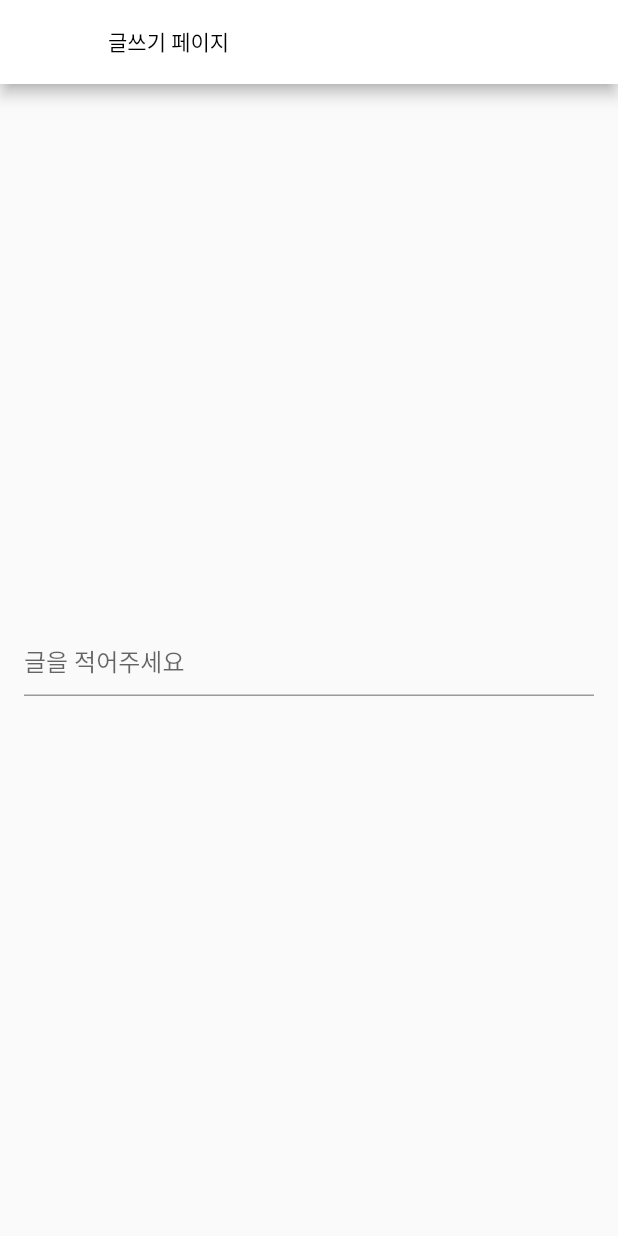
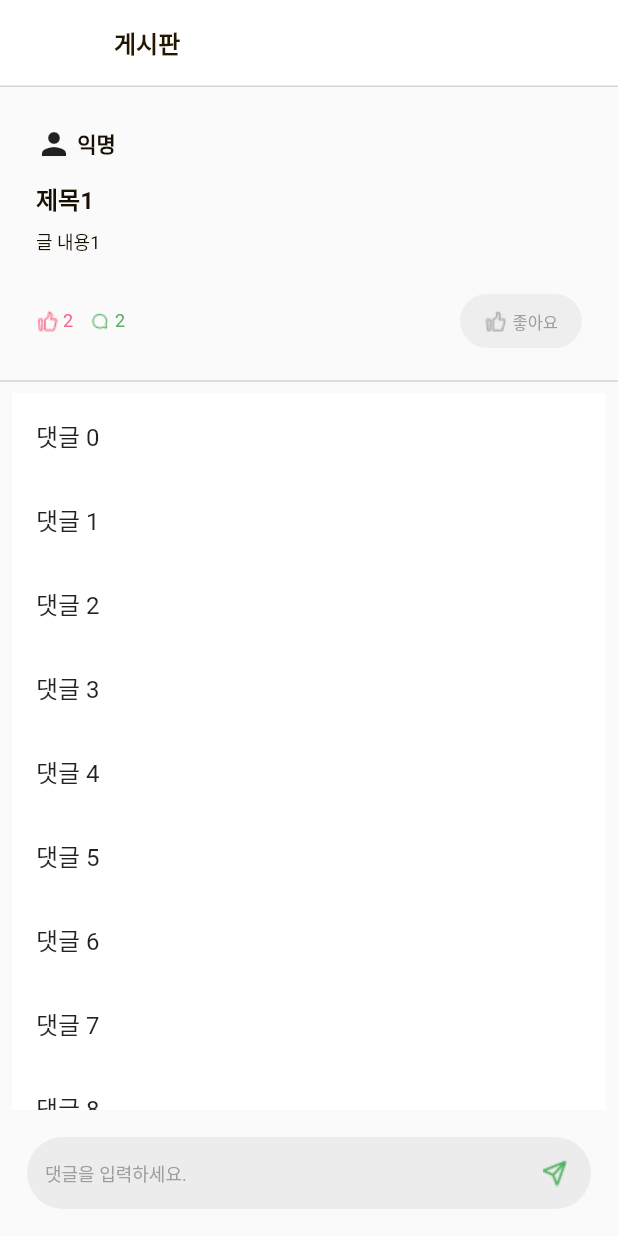
Before and after one commit to dlaywls/kideukkideuk_project, a Flutter app: the SecondPage screen opened directly with empty values, after a tap on "제목1", on a phone screen of 412 x 824 dp. Run offline on Flutter 3.47's test engine with Material 2 defaults, Android fonts, the phone set to English and light mode, and no system bars; our stand-ins replace cached_network_image, get; network calls fail.

Commit message:
feat: 댓글 페이지 추가

```diff
--- a/lib/src/app.dart
+++ b/lib/src/app.dart
@@ -53,7 +53,7 @@ class App extends GetView<BottomNavController> {
             // 기본 활성화 창 설정 (0 = 홈)
             currentIndex: controller.pageIndex.value,
             // 하단 바 띄워진 느낌 없애기 (선 없애기)
-            elevation: 0,
+            elevation: 0.8,
 
             onTap: controller.changeBottomNav,
 
--- a/lib/src/components/image_data.dart
+++ b/lib/src/components/image_data.dart
@@ -34,7 +34,10 @@ class IconsPath {
   static String get numberOfComments =>
       'assets/images/icon_number_of_comments.png';
   static String get commentNotification =>
-      'assets/images/icon_commnet_notification.png'; //여기까지 키득키득 이미지 파일
+      'assets/images/icon_commnet_notification.png';
+  static String get likeButton => 'assets/images/icon_like_button.png';
+  static String get commentSendButton =>
+      'assets/images/button_send_comment.png'; //여기까지 키득키득 이미지 파일
 
   static String get directMessage => 'assets/images/direct_msg_icon.jpg';
   static String get plusIcon => 'assets/images/plus_icon.png';
--- a/lib/src/pages/alarm.dart
+++ b/lib/src/pages/alarm.dart
@@ -24,7 +24,7 @@ class Alarm extends StatelessWidget {
           const Text(
             '알림',
             style: TextStyle(
-              fontSize: 18,
+              fontSize: 20,
               fontWeight: FontWeight.bold,
               color: Color(0xFF241701),
             ),
@@ -33,9 +33,12 @@ class Alarm extends StatelessWidget {
             child: Container(
               decoration: BoxDecoration(
                 border: Border.all(color: Color(0xFFD2D2D2)), // 테두리 속성
-                borderRadius: BorderRadius.circular(17), // 테두리의 모서리를 둥글게
+                borderRadius: BorderRadius.only(
+                    topLeft: Radius.circular(17),
+                    topRight: Radius.circular(17)), // 테두리의 모서리를 둥글게
               ),
-              margin: const EdgeInsets.all(20), // 테두리 주변의 간격
+              margin: const EdgeInsets.only(
+                  top: 20, right: 20, left: 20), // 테두리 주변의 간격
               child: ListView.builder(
                 itemCount: dataList.length,
                 itemBuilder: (context, index) {
@@ -43,7 +46,7 @@ class Alarm extends StatelessWidget {
                     children: [
                       ListTile(
                         leading: CircleAvatar(
-                          radius: 16,
+                          radius: 18,
                           backgroundImage: AssetImage(
                               'assets/images/icon_commnet_notification.png'),
                           backgroundColor: Colors.white,
@@ -61,16 +64,16 @@ class Alarm extends StatelessWidget {
                         title: Text(
                           dataList[index]['title'] ?? '',
                           style: TextStyle(
-                            fontSize: 12.0,
-                            fontWeight: FontWeight.bold,
-                            color: Color(0xFFbac170F01),
+                            fontSize: 14.0,
+                            fontWeight: FontWeight.w900,
+                            color: Color(0xFF170F01),
                           ),
                         ),
                         subtitle: Text(
                           dataList[index]['content'] ?? '',
                           style: TextStyle(
-                            fontSize: 10.0,
-                            color: Colors.black,
+                            fontSize: 12.0,
+                            color: Color(0xFF170F01),
                           ),
                         ),
 
--- a/lib/src/pages/board/board.dart
+++ b/lib/src/pages/board/board.dart
@@ -15,7 +15,7 @@ class Board extends StatelessWidget {
           const Text(
             '게시판',
             style: TextStyle(
-              fontSize: 18,
+              fontSize: 20,
               fontWeight: FontWeight.bold,
               color: Color(0xFF241701),
             ),
@@ -23,7 +23,7 @@ class Board extends StatelessWidget {
           const Text(
             '각 나라의 언어별로 나누어져 있습니다.',
             style: TextStyle(
-              fontSize: 12,
+              fontSize: 14,
               color: Color(0xFF505050),
             ),
           ).paddingOnly(top: 8, left: 30),
@@ -31,9 +31,12 @@ class Board extends StatelessWidget {
             child: Container(
               decoration: BoxDecoration(
                 border: Border.all(color: Color(0xFFD2D2D2)), // 테두리 속성
-                borderRadius: BorderRadius.circular(17), // 테두리의 모서리를 둥글게
+                borderRadius: BorderRadius.only(
+                    topLeft: Radius.circular(17),
+                    topRight: Radius.circular(17)), // 테두리의 모서리를 둥글게
               ),
-              margin: const EdgeInsets.all(20), // 테두리 주변의 간격
+              margin: const EdgeInsets.only(
+                  top: 20, right: 20, left: 20), // 테두리 주변의 간격
               child: ListView.builder(
                 itemCount: 10,
                 itemBuilder: (context, index) {
@@ -99,7 +102,7 @@ class Board extends StatelessWidget {
                         Text(
                           language,
                           style: TextStyle(
-                            fontSize: 12,
+                            fontSize: 14,
                             color: Color(0xFF505050),
                             fontWeight: FontWeight.bold,
                           ),
@@ -108,7 +111,7 @@ class Board extends StatelessWidget {
                         Text(
                           hello,
                           style: TextStyle(
-                            fontSize: 10,
+                            fontSize: 12,
                             color: Color(0xFFF2A931),
                             fontWeight: FontWeight.bold,
                           ),
--- a/lib/src/pages/board/boardSecondPage.dart
+++ b/lib/src/pages/board/boardSecondPage.dart
@@ -1,5 +1,6 @@
 import 'package:flutter/material.dart';
 import 'package:get/get.dart';
+import 'package:kideukkideuk_project/src/pages/board/commentPage.dart';
 import 'package:kideukkideuk_project/src/pages/board/writePage.dart';
 
 class SecondPage extends StatelessWidget {
@@ -22,7 +23,7 @@ class SecondPage extends StatelessWidget {
         title: Text(
           "$language 게시판",
           style: TextStyle(
-            fontSize: 14.0,
+            fontSize: 16.0,
             fontWeight: FontWeight.bold,
             color: Color(0xFF241701),
           ),
@@ -48,7 +49,7 @@ class SecondPage extends StatelessWidget {
                       title: Text(
                         dataList[index]['title'] ?? '',
                         style: TextStyle(
-                          fontSize: 12.0,
+                          fontSize: 14.0,
                           fontWeight: FontWeight.bold,
                           color: Color(0xFFbac170F01),
                         ),
@@ -59,7 +60,7 @@ class SecondPage extends StatelessWidget {
                           Text(
                             dataList[index]['content'] ?? '',
                             style: TextStyle(
-                              fontSize: 12.0,
+                              fontSize: 14.0,
                               color: Color(0xFFbac170F01),
                             ),
                           ),
@@ -77,7 +78,7 @@ class SecondPage extends StatelessWidget {
                                   Text(
                                     '2',
                                     style: TextStyle(
-                                      fontSize: 10.0,
+                                      fontSize: 12.0,
                                       color: Color(0xFFF56587),
                                     ),
                                   ),
@@ -95,7 +96,7 @@ class SecondPage extends StatelessWidget {
                                   Text(
                                     '2',
                                     style: TextStyle(
-                                      fontSize: 10.0,
+                                      fontSize: 12.0,
                                       color: Color(0xFF52B160),
                                     ),
                                   ),
@@ -110,7 +111,11 @@ class SecondPage extends StatelessWidget {
                         Navigator.push(
                           context,
                           MaterialPageRoute(
-                            builder: (context) => WritePage(dataList[index]),
+                            builder: (context) => CommentPage(
+                              title: dataList[index]['title'] ?? '',
+                              content: dataList[index]['content'] ?? '',
+                              language: language,
+                            ),
                           ),
                         );
                       },
@@ -154,7 +159,7 @@ class SecondPage extends StatelessWidget {
                   const Text(
                     '글쓰기',
                     style: TextStyle(
-                      fontSize: 12.0,
+                      fontSize: 14.0,
                     ),
                   ),
                 ],
--- /dev/null
+++ b/lib/src/pages/board/commentPage.dart
@@ -0,0 +1,228 @@
+import 'package:flutter/material.dart';
+import 'package:get/get.dart';
+
+class CommentPage extends StatefulWidget {
+  final String title;
+  final String content;
+  final String language;
+
+  const CommentPage(
+      {required this.title, required this.content, required this.language});
+
+  @override
+  // ignore: library_private_types_in_public_api
+  _CommentPageState createState() => _CommentPageState();
+}
+
+class _CommentPageState extends State<CommentPage> {
+  @override
+  bool isLiked = false;
+  Widget build(BuildContext context) {
+    return Scaffold(
+      appBar: AppBar(
+        title: Text(
+          "${widget.language} 게시판",
+          style: const TextStyle(
+            fontSize: 16.0,
+            fontWeight: FontWeight.bold,
+            color: Color(0xFF241701),
+          ),
+        ),
+        elevation: 0, // 그림자 제거
+        bottom: PreferredSize(
+          preferredSize: const Size.fromHeight(2.0), // 선의 높이
+          child: Container(
+            height: 1.0,
+            color: const Color(0xFFD4D4D4), // 선의 색상
+          ),
+        ),
+      ),
+      body: Container(
+        width: double.infinity,
+        height: double.infinity,
+        child: Column(
+          children: [
+            // 클릭한 글
+            Container(
+              margin: const EdgeInsets.all(8),
+              padding: const EdgeInsets.only(right: 8, left: 8, top: 8),
+              child: Column(
+                crossAxisAlignment: CrossAxisAlignment.start,
+                children: [
+                  const Row(
+                    children: [
+                      //프로필 정보
+                      Icon(Icons.person, size: 24),
+                      Text(" 익명 ",
+                          style: TextStyle(
+                              fontSize: 14,
+                              fontWeight: FontWeight.bold,
+                              color: Color(0xFFF170F01))),
+                    ],
+                  ).marginOnly(left: 8, top: 10),
+                  //제목
+                  Text(widget.title,
+                          style: const TextStyle(
+                              fontSize: 16,
+                              fontWeight: FontWeight.bold,
+                              color: Color(0xFFF170F01)))
+                      .marginOnly(left: 8, top: 12, bottom: 8),
+                  //글 내용
+                  Text(widget.content,
+                          style: const TextStyle(
+                              fontSize: 12, color: Color(0xFFF170F01)))
+                      .marginOnly(left: 8, bottom: 20),
+                  Row(
+                    mainAxisAlignment: MainAxisAlignment.start,
+                    children: [
+                      //좋아요 수
+                      Row(
+                        children: [
+                          Image.asset(
+                            'assets/images/icon_number_of_like.png', // 좋아요 이미지 경로 설정
+                            width: 16,
+                            height: 16,
+                          ),
+                          SizedBox(width: 2),
+                          const Text(
+                            '2',
+                            style: TextStyle(
+                              fontSize: 12.0,
+                              color: Color(0xFFF56587),
+                            ),
+                          ),
+                        ],
+                      ),
+                      SizedBox(width: 10),
+                      // 댓글 수
+                      Row(
+                        children: [
+                          Image.asset(
+                            'assets/images/icon_number_of_comments.png', // 댓글 이미지 경로 설정
+                            width: 16,
+                            height: 16,
+                          ),
+                          SizedBox(width: 2),
+                          const Text(
+                            '2',
+                            style: TextStyle(
+                              fontSize: 12.0,
+                              color: Color(0xFF52B160),
+                            ),
+                          ),
+                        ],
+                      ),
+                      //좋아요 버튼
+                      Expanded(
+                        child: Row(
+                          mainAxisAlignment: MainAxisAlignment.end,
+                          children: [
+                            ElevatedButton(
+                              onPressed: () {
+                                // 좋아요 버튼을 눌렀을 때 수행할 작업 추가
+                                setState(() {
+                                  // 좋아요 버튼을 눌렀을 때 상태를 반전
+                                  isLiked = !isLiked;
+                                });
+                              },
+                              style: ElevatedButton.styleFrom(
+                                backgroundColor: isLiked
+                                    ? const Color(0xFFF56587) // 좋아요를 눌렀을 때의 색상
+                                    : const Color(
+                                        0xFFEEEEEE), // 좋아요를 누르지 않았을 때의 색상
+                                shape: RoundedRectangleBorder(
+                                  borderRadius: BorderRadius.circular(25),
+                                ),
+                                elevation: 0,
+                              ),
+                              child: Row(
+                                mainAxisAlignment: MainAxisAlignment.center,
+                                children: [
+                                  Image.asset(
+                                    'assets/images/icon_like_button.png', // 이미지 경로 설정
+                                  ),
+                                  const SizedBox(
+                                      width: 4.0), // 이미지와 텍스트 사이의 간격 조절
+                                  const Text(
+                                    '좋아요',
+                                    style: TextStyle(
+                                        fontSize: 11.0,
+                                        color: Color(0xff9E9E9E)),
+                                  ),
+                                ],
+                              ),
+                            ),
+                          ],
+                        ).marginOnly(right: 8),
+                      ),
+                    ],
+                  ).marginOnly(
+                    left: 8,
+                  ),
+                ],
+              ),
+            ),
+            //구분선
+            const Divider(
+              color: Color(0xFFD4D4D4),
+              thickness: 1,
+            ),
+            // 댓글 리사이클러뷰
+            Expanded(
+              child: Container(
+                margin: EdgeInsets.symmetric(horizontal: 8),
+                color: Colors.white,
+                child: ListView.builder(
+                  itemCount: 10, // 댓글 아이템 개수
+                  itemBuilder: (context, index) {
+                    return ListTile(
+                      title: Text("댓글 $index"),
+                      // Add other comment details as needed
+                    );
+                  },
+                ),
+              ),
+            ),
+
+            // 댓글 쓰는 곳
+            Container(
+              margin: EdgeInsets.all(5),
+              padding: EdgeInsets.all(8),
+              child: Row(
+                children: [
+                  Expanded(
+                    child: TextField(
+                      decoration: InputDecoration(
+                        hintText: "댓글을 입력하세요.",
+                        hintStyle:
+                            TextStyle(fontSize: 12, color: Color(0xff9E9E9E)),
+                        border: OutlineInputBorder(
+                          borderRadius: BorderRadius.circular(30),
+                          borderSide: BorderSide.none,
+                        ),
+                        filled: true,
+                        fillColor: Color(0xffECECEC),
+                        contentPadding:
+                            EdgeInsets.symmetric(vertical: 8, horizontal: 12),
+
+                        //보내기 버튼
+                        suffixIcon: IconButton(
+                          icon: Image.asset(
+                            'assets/images/button_send_comment.png', // 이미지 경로 설정
+                          ),
+                          onPressed: () {
+                            // 보내기 버튼 눌렀을 때
+                          },
+                        ),
+                      ),
+                    ).paddingAll(5),
+                  ),
+                ],
+              ),
+            ),
+          ],
+        ),
+      ),
+    );
+  }
+}
```
Also changed, not shown: assets/images/bottom_nav_home_on.png, assets/images/button_send_comment.png (added), assets/images/icon_like_button.png (added), lib/src/pages/board/postDetailPage.dart (deleted).
